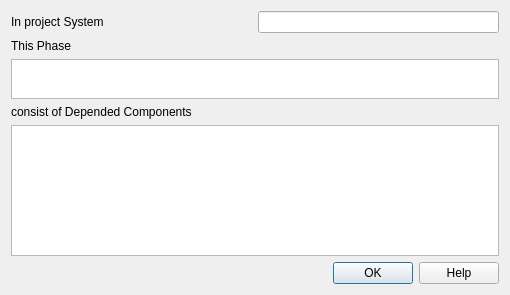
Before: the Qt Designer form GUI/Dialogs4/PhaseInfoDialog4.ui in gemshub/GEMSGUI, drawn with Qt 5.
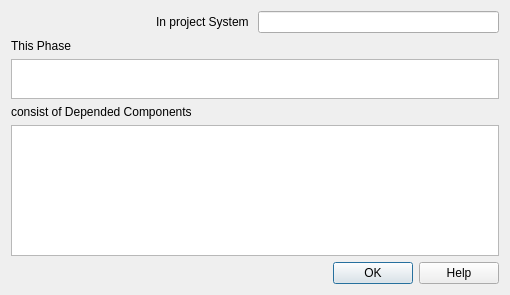
After: the same form once the commit is applied.

Commit message: Changed labels on PhaseInfo Dialog

```diff
--- a/GUI/Dialogs4/PhaseInfoDialog4.ui
+++ b/GUI/Dialogs4/PhaseInfoDialog4.ui
@@ -25,9 +25,15 @@
        <verstretch>0</verstretch>
       </sizepolicy>
      </property>
+     <property name="layoutDirection">
+      <enum>Qt::LeftToRight</enum>
+     </property>
      <property name="text">
       <string>In project System </string>
      </property>
+     <property name="alignment">
+      <set>Qt::AlignRight|Qt::AlignTrailing|Qt::AlignVCenter</set>
+     </property>
     </widget>
    </item>
    <item row="0" column="1">
```
Left out of the diff: 10 changed lines with no effect on the pictures. The commit also changes 2 other files.
